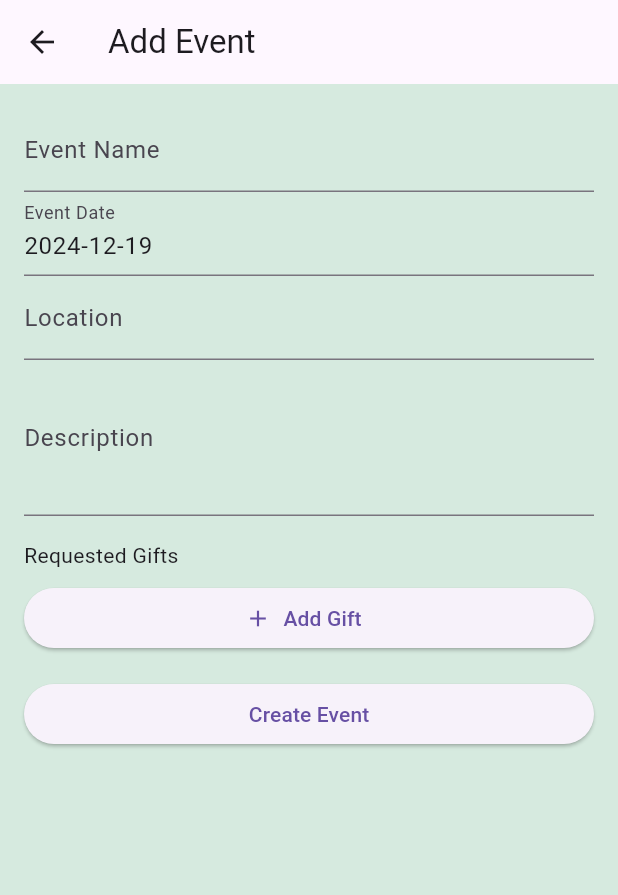
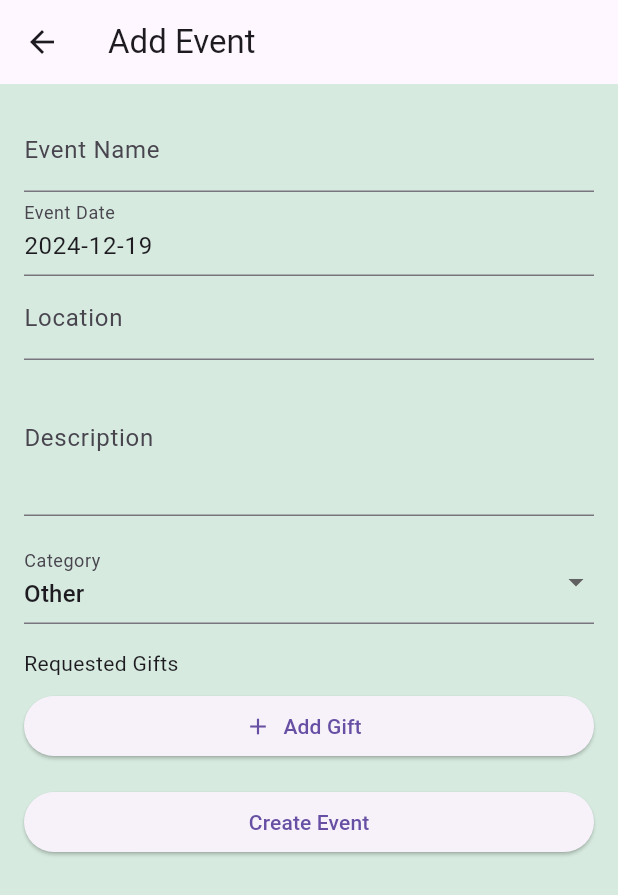
Before and after one commit to ahmedamin-89/mobile_project, a Flutter app: the EventDetailsPage screen opened by its route, on a phone screen of 412 x 824 dp. Shown: the top 895 px of the screen. Run offline on Flutter 3.47's test engine with Material 3 defaults, Android fonts, the phone set to English and light mode, and no system bars; our stand-ins replace cloud_firestore, firebase_auth, firebase_core, firebase_messaging, firebase_storage, image_picker; accounts and stored records are empty.

Commit message:
Add category field to Event and Gift models, and update related UI components

```diff
--- a/lib/models/event.dart
+++ b/lib/models/event.dart
@@ -9,6 +9,7 @@ class Event {
   final String userId;
   final String status;
   final List<Map<String, dynamic>> requestedGifts;
+  final String category; // Added category field
 
   Event({
     required this.id,
@@ -19,6 +20,7 @@ class Event {
     required this.userId,
     required this.status,
     required this.requestedGifts,
+    required this.category,
   });
 
   factory Event.fromFirestore(Map<String, dynamic> data) {
@@ -32,6 +34,7 @@ class Event {
       status: data['status'] ?? '',
       requestedGifts:
           List<Map<String, dynamic>>.from(data['requestedGifts'] ?? []),
+      category: data['category'] ?? 'Other',
     );
   }
 
@@ -45,6 +48,7 @@ class Event {
       'userId': userId,
       'status': status,
       'requestedGifts': requestedGifts,
+      'category': category,
     };
   }
 }
--- a/lib/models/gift.dart
+++ b/lib/models/gift.dart
@@ -1,15 +1,14 @@
-// lib/models/gift.dart
 class Gift {
   final String id;
   final String name;
   final String description;
-  final String category; // e.g., electronics, books, etc.
+  final String category;
   final double price;
-  final String status; // "Available", "Pledged", "Purchased"
-  final String eventId; // The ID of the associated event
-  final String? imageUrl; // Optional URL for the gift image
-  final String? pledgedBy; // ID of the user who pledged the gift
-  final DateTime? dueDate; // Due date for the pledged gift
+  final String status;
+  final String eventId;
+  final String? imageUrl;
+  final String? pledgedBy;
+  final DateTime? dueDate;
 
   Gift({
     required this.id,
@@ -23,32 +22,6 @@ class Gift {
     this.pledgedBy,
     this.dueDate,
   });
-
-  Gift copyWith({
-    String? id,
-    String? name,
-    String? description,
-    String? category,
-    double? price,
-    String? status,
-    String? eventId,
-    String? imageUrl,
-    String? pledgedBy,
-    DateTime? dueDate,
-  }) {
-    return Gift(
-      id: id ?? this.id,
-      name: name ?? this.name,
-      description: description ?? this.description,
-      category: category ?? this.category,
-      price: price ?? this.price,
-      status: status ?? this.status,
-      eventId: eventId ?? this.eventId,
-      imageUrl: imageUrl ?? this.imageUrl,
-      pledgedBy: pledgedBy ?? this.pledgedBy,
-      dueDate: dueDate ?? this.dueDate,
-    );
-  }
 
   Map<String, dynamic> toFirestore() {
     return {
@@ -69,10 +42,10 @@ class Gift {
     return Gift(
       id: map['id'],
       name: map['name'],
-      description: map['description'],
-      category: map['category'],
-      price: map['price'],
-      status: map['status'],
+      description: map['description'] ?? '',
+      category: map['category'] ?? '',
+      price: (map['price'] as num).toDouble(),
+      status: map['status'] ?? 'Available',
       eventId: map['eventId'],
       imageUrl: map['imageUrl'],
       pledgedBy: map['pledgedBy'],
--- a/lib/screens/event_details_page.dart
+++ b/lib/screens/event_details_page.dart
@@ -20,6 +20,17 @@ class _EventDetailsPageState extends State<EventDetailsPage> {
   late String location;
   late String description;
   late List<Map<String, dynamic>> requestedGifts;
+  String category = 'Other';
+
+  final List<String> eventCategories = [
+    'Birthday',
+    'Wedding',
+    'Anniversary',
+    'Holiday',
+    'Baby Shower',
+    'Graduation',
+    'Other',
+  ];
 
   @override
   void initState() {
@@ -30,6 +41,8 @@ class _EventDetailsPageState extends State<EventDetailsPage> {
       location = widget.event!.location;
       description = widget.event!.description;
       requestedGifts = widget.event!.requestedGifts;
+      category =
+          widget.event!.category.isNotEmpty ? widget.event!.category : 'Other';
       _dateController.text = '${date.toLocal()}'.split(' ')[0];
     } else {
       name = '';
@@ -37,6 +50,7 @@ class _EventDetailsPageState extends State<EventDetailsPage> {
       location = '';
       description = '';
       requestedGifts = [];
+      category = 'Other';
       _dateController.text = '${date.toLocal()}'.split(' ')[0];
     }
   }
@@ -89,6 +103,7 @@ class _EventDetailsPageState extends State<EventDetailsPage> {
       userId: userId,
       status: status,
       requestedGifts: requestedGifts,
+      category: category,
     );
 
     try {
@@ -190,6 +205,18 @@ class _EventDetailsPageState extends State<EventDetailsPage> {
                 onSaved: (value) => description = value!,
               ),
               const SizedBox(height: 16),
+              DropdownButtonFormField<String>(
+                value: category,
+                decoration: const InputDecoration(labelText: 'Category'),
+                items: eventCategories
+                    .map((cat) => DropdownMenuItem(
+                          value: cat,
+                          child: Text(cat),
+                        ))
+                    .toList(),
+                onChanged: (value) => setState(() => category = value!),
+              ),
+              const SizedBox(height: 16),
               const Text('Requested Gifts'),
               const SizedBox(height: 8),
               ...requestedGifts.map((gift) => ListTile(
--- a/lib/screens/friend_event_list_page.dart
+++ b/lib/screens/friend_event_list_page.dart
@@ -1,8 +1,8 @@
 import 'package:flutter/material.dart';
 import 'package:cloud_firestore/cloud_firestore.dart';
-import 'package:hedieaty/screens/friend_event_details_page.dart';
 import '../models/event.dart';
 import '../models/friend.dart';
+import 'friend_event_details_page.dart';
 
 class FriendEventListPage extends StatefulWidget {
   final Friend friend;
@@ -77,7 +77,7 @@ class _FriendEventListPageState extends State<FriendEventListPage> {
                           child: ListTile(
                             title: Text(event.name),
                             subtitle: Text(
-                              '${event.date.toIso8601String().split('T')[0]} | ${event.location} | ${event.status}',
+                              '${event.date.toIso8601String().split('T')[0]} | ${event.location} | ${event.status} | ${event.category}',
                             ),
                             trailing: const Icon(Icons.arrow_forward),
                             onTap: () => navigateToEventDetails(event),
--- a/lib/screens/my_events_page.dart
+++ b/lib/screens/my_events_page.dart
@@ -52,7 +52,7 @@ class _MyEventsPageState extends State<MyEventsPage> {
 
   void navigateToEventDetails(Event event) {
     Navigator.pushNamed(context, '/event-details', arguments: event).then((_) {
-      // After coming back from editing the event, refresh the list
+      // After returning, refresh the list
       fetchMyEvents();
     });
   }
@@ -88,7 +88,7 @@ class _MyEventsPageState extends State<MyEventsPage> {
                           child: ListTile(
                             title: Text(event.name),
                             subtitle: Text(
-                              '${event.date.toIso8601String().split('T')[0]} | ${event.location} | ${event.status}',
+                              '${event.date.toIso8601String().split('T')[0]} | ${event.location} | ${event.status} | ${event.category}',
                             ),
                             trailing: const Icon(Icons.arrow_forward),
                             onTap: () => navigateToEventDetails(event),
```
Also changed, not shown: lib/screens/friend_event_details_page.dart (+5 -26 lines), lib/screens/my_pledged_gifts_page.dart (+5 -9 lines).
